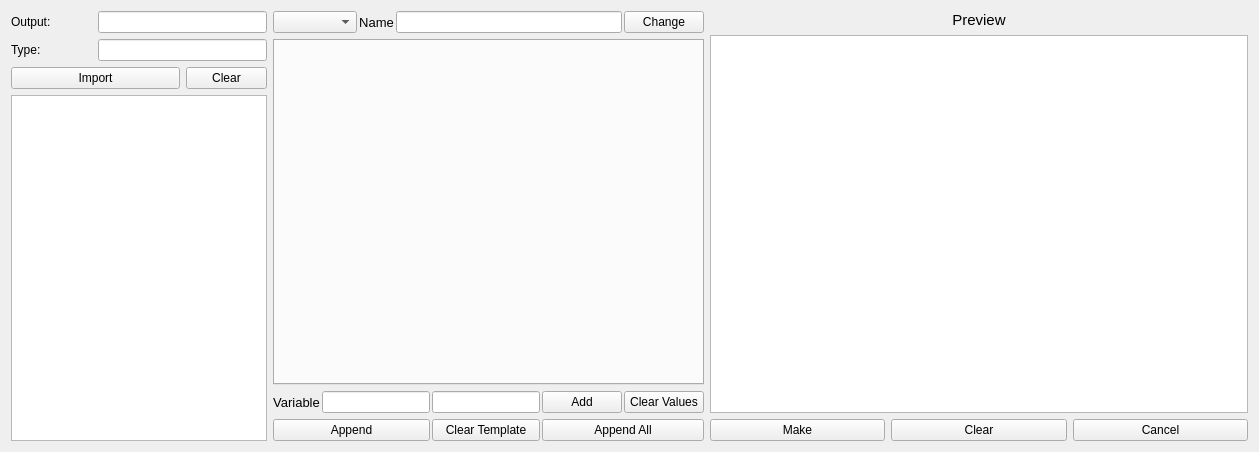
Old version of the form ui/component.ui in the repository Somhammer/ProtonTherapy.
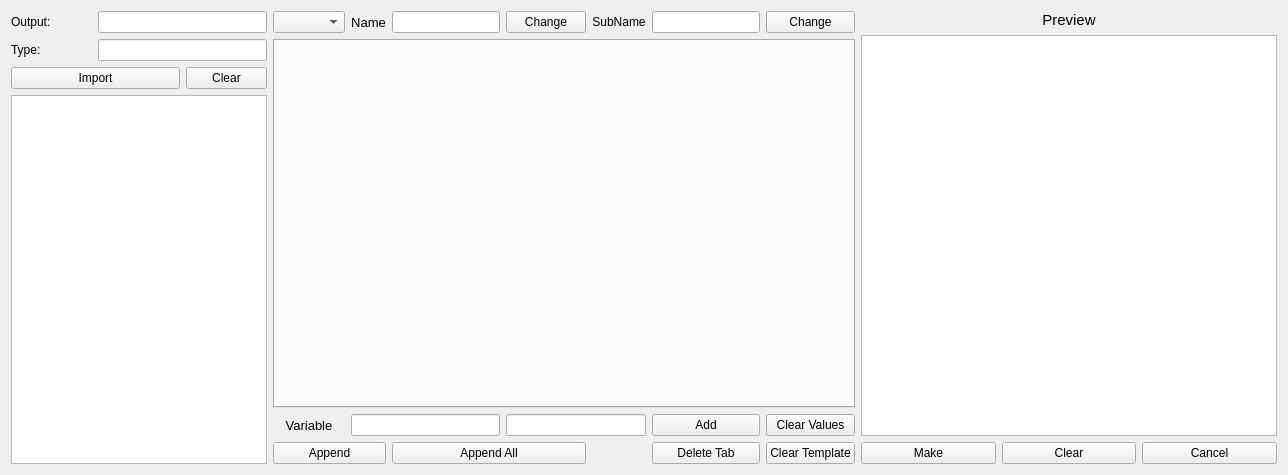
New version of the form. Icons and pictures are not drawn.

Diff of the .ui file:
```diff
--- a/ui/component.ui
+++ b/ui/component.ui
@@ -6,8 +6,8 @@
    <rect>
     <x>0</x>
     <y>0</y>
-    <width>1259</width>
-    <height>452</height>
+    <width>1288</width>
+    <height>475</height>
    </rect>
   </property>
   <property name="sizePolicy">
@@ -23,9 +23,9 @@
    <iconset>
     <normaloff>../icons/ncc.png</normaloff>../icons/ncc.png</iconset>
   </property>
-  <layout class="QGridLayout" name="gridLayout_5">
-   <item row="0" column="0">
-    <layout class="QGridLayout" name="gridLayout_4">
+  <layout class="QHBoxLayout" name="horizontalLayout">
+   <item>
+    <layout class="QGridLayout" name="gridLayout_1">
      <item row="1" column="0">
       <widget class="QLabel" name="labelOutput">
        <property name="text">
@@ -80,92 +80,129 @@
      </item>
     </layout>
    </item>
-   <item row="0" column="1">
-    <layout class="QGridLayout" name="gridLayout_3">
-     <property name="horizontalSpacing">
-      <number>2</number>
-     </property>
-     <item row="2" column="7">
-      <widget class="QPushButton" name="pushAdd">
-       <property name="focusPolicy">
-        <enum>Qt::NoFocus</enum>
-       </property>
-       <property name="text">
-        <string>Add</string>
-       </property>
-      </widget>
-     </item>
-     <item row="2" column="0">
-      <widget class="QLabel" name="labelVariable">
-       <property name="sizePolicy">
-        <sizepolicy hsizetype="Minimum" vsizetype="Preferred">
-         <horstretch>0</horstretch>
-         <verstretch>0</verstretch>
-        </sizepolicy>
-       </property>
-       <property name="font">
-        <font>
-         <pointsize>10</pointsize>
-        </font>
-       </property>
-       <property name="text">
-        <string>Variable</string>
-       </property>
-       <property name="alignment">
-        <set>Qt::AlignCenter</set>
-       </property>
-      </widget>
-     </item>
+   <item>
+    <layout class="QGridLayout" name="gridLayout_2">
      <item row="0" column="3">
-      <widget class="QLabel" name="labelName">
-       <property name="font">
-        <font>
-         <pointsize>10</pointsize>
-        </font>
-       </property>
-       <property name="text">
-        <string>Name</string>
-       </property>
-       <property name="alignment">
-        <set>Qt::AlignCenter</set>
-       </property>
-      </widget>
-     </item>
-     <item row="0" column="0" colspan="3">
-      <widget class="QComboBox" name="comboComp">
+      <widget class="QPushButton" name="pushChangeName">
        <property name="sizePolicy">
-        <sizepolicy hsizetype="Expanding" vsizetype="Fixed">
+        <sizepolicy hsizetype="Preferred" vsizetype="Fixed">
          <horstretch>0</horstretch>
          <verstretch>0</verstretch>
         </sizepolicy>
        </property>
+       <property name="text">
+        <string>Change</string>
+       </property>
       </widget>
      </item>
      <item row="2" column="6">
-      <widget class="QLineEdit" name="lineNewParaValue">
-       <property name="sizePolicy">
-        <sizepolicy hsizetype="Minimum" vsizetype="Fixed">
-         <horstretch>0</horstretch>
-         <verstretch>0</verstretch>
-        </sizepolicy>
-       </property>
-       <property name="focusPolicy">
-        <enum>Qt::StrongFocus</enum>
-       </property>
-      </widget>
-     </item>
-     <item row="2" column="1" colspan="5">
-      <widget class="QLineEdit" name="lineNewParaName"/>
-     </item>
-     <item row="2" column="8">
       <widget class="QPushButton" name="pushClearVals">
+       <property name="sizePolicy">
+        <sizepolicy hsizetype="Preferred" vsizetype="Fixed">
+         <horstretch>0</horstretch>
+         <verstretch>0</verstretch>
+        </sizepolicy>
+       </property>
        <property name="text">
         <string>Clear Values</string>
        </property>
       </widget>
      </item>
-     <item row="1" column="0" colspan="9">
+     <item row="2" column="1" colspan="2">
+      <widget class="QLineEdit" name="lineNewParaName">
+       <property name="sizePolicy">
+        <sizepolicy hsizetype="Preferred" vsizetype="Fixed">
+         <horstretch>0</horstretch>
+         <verstretch>0</verstretch>
+        </sizepolicy>
+       </property>
+      </widget>
+     </item>
+     <item row="2" column="3" colspan="2">
+      <widget class="QLineEdit" name="lineNewParaValue">
+       <property name="sizePolicy">
+        <sizepolicy hsizetype="Preferred" vsizetype="Fixed">
+         <horstretch>0</horstretch>
+         <verstretch>0</verstretch>
+        </sizepolicy>
+       </property>
+       <property name="focusPolicy">
+        <enum>Qt::StrongFocus</enum>
+       </property>
+      </widget>
+     </item>
+     <item row="2" column="5">
+      <widget class="QPushButton" name="pushAdd">
+       <property name="sizePolicy">
+        <sizepolicy hsizetype="Preferred" vsizetype="Fixed">
+         <horstretch>0</horstretch>
+         <verstretch>0</verstretch>
+        </sizepolicy>
+       </property>
+       <property name="focusPolicy">
+        <enum>Qt::NoFocus</enum>
+       </property>
+       <property name="text">
+        <string>Add</string>
+       </property>
+      </widget>
+     </item>
+     <item row="0" column="0">
+      <widget class="QComboBox" name="comboComp">
+       <property name="sizePolicy">
+        <sizepolicy hsizetype="Preferred" vsizetype="Fixed">
+         <horstretch>0</horstretch>
+         <verstretch>0</verstretch>
+        </sizepolicy>
+       </property>
+      </widget>
+     </item>
+     <item row="0" column="4">
+      <widget class="QLabel" name="labelSubname">
+       <property name="text">
+        <string>SubName</string>
+       </property>
+       <property name="alignment">
+        <set>Qt::AlignCenter</set>
+       </property>
+      </widget>
+     </item>
+     <item row="0" column="6">
+      <widget class="QPushButton" name="pushChangeSubname">
+       <property name="text">
+        <string>Change</string>
+       </property>
+      </widget>
+     </item>
+     <item row="2" column="0">
+      <widget class="QLabel" name="labelVariable">
+       <property name="sizePolicy">
+        <sizepolicy hsizetype="Preferred" vsizetype="Preferred">
+         <horstretch>0</horstretch>
+         <verstretch>0</verstretch>
+        </sizepolicy>
+       </property>
+       <property name="font">
+        <font>
+         <pointsize>10</pointsize>
+        </font>
+       </property>
+       <property name="text">
+        <string>Variable</string>
+       </property>
+       <property name="alignment">
+        <set>Qt::AlignCenter</set>
+       </property>
+      </widget>
+     </item>
+     <item row="1" column="0" colspan="7">
       <widget class="QTabWidget" name="tabComp">
+       <property name="sizePolicy">
+        <sizepolicy hsizetype="Preferred" vsizetype="Preferred">
+         <horstretch>0</horstretch>
+         <verstretch>0</verstretch>
+        </sizepolicy>
+       </property>
        <property name="mouseTracking">
         <bool>false</bool>
        </property>
@@ -177,26 +214,38 @@
        </property>
       </widget>
      </item>
-     <item row="3" column="7" colspan="2">
-      <widget class="QPushButton" name="pushAppendAll">
+     <item row="0" column="2">
+      <widget class="QLineEdit" name="lineName">
        <property name="sizePolicy">
-        <sizepolicy hsizetype="Expanding" vsizetype="Fixed">
+        <sizepolicy hsizetype="Preferred" vsizetype="Fixed">
          <horstretch>0</horstretch>
          <verstretch>0</verstretch>
         </sizepolicy>
        </property>
-       <property name="focusPolicy">
-        <enum>Qt::NoFocus</enum>
+      </widget>
+     </item>
+     <item row="0" column="1">
+      <widget class="QLabel" name="labelName">
+       <property name="font">
+        <font>
+         <pointsize>10</pointsize>
+        </font>
        </property>
        <property name="text">
-        <string>Append All</string>
+        <string>Name</string>
+       </property>
+       <property name="alignment">
+        <set>Qt::AlignCenter</set>
        </property>
       </widget>
      </item>
-     <item row="3" column="0" colspan="6">
+     <item row="0" column="5">
+      <widget class="QLineEdit" name="lineSubname"/>
+     </item>
+     <item row="3" column="0" colspan="2">
       <widget class="QPushButton" name="pushAppend">
        <property name="sizePolicy">
-        <sizepolicy hsizetype="Expanding" vsizetype="Fixed">
+        <sizepolicy hsizetype="Preferred" vsizetype="Fixed">
          <horstretch>0</horstretch>
          <verstretch>0</verstretch>
         </sizepolicy>
@@ -209,6 +258,22 @@
        </property>
       </widget>
      </item>
+     <item row="3" column="2" colspan="2">
+      <widget class="QPushButton" name="pushAppendAll">
+       <property name="sizePolicy">
+        <sizepolicy hsizetype="Expanding" vsizetype="Fixed">
+         <horstretch>0</horstretch>
+         <verstretch>0</verstretch>
+        </sizepolicy>
+       </property>
+       <property name="focusPolicy">
+        <enum>Qt::NoFocus</enum>
+       </property>
+       <property name="text">
+        <string>Append All</string>
+       </property>
+      </widget>
+     </item>
      <item row="3" column="6">
       <widget class="QPushButton" name="pushClearAll">
        <property name="text">
@@ -216,27 +281,17 @@
        </property>
       </widget>
      </item>
-     <item row="0" column="4" colspan="4">
-      <widget class="QLineEdit" name="lineName">
-       <property name="sizePolicy">
-        <sizepolicy hsizetype="Expanding" vsizetype="Fixed">
-         <horstretch>0</horstretch>
-         <verstretch>0</verstretch>
-        </sizepolicy>
-       </property>
-      </widget>
-     </item>
-     <item row="0" column="8">
-      <widget class="QPushButton" name="pushChangeName">
+     <item row="3" column="5">
+      <widget class="QPushButton" name="pushDeleteTab">
        <property name="text">
-        <string>Change</string>
+        <string>Delete Tab</string>
        </property>
       </widget>
      </item>
     </layout>
    </item>
-   <item row="0" column="2">
-    <layout class="QGridLayout" name="gridLayout_2">
+   <item>
+    <layout class="QGridLayout" name="gridLayout_3">
      <item row="2" column="0">
       <widget class="QPushButton" name="pushMake">
        <property name="sizePolicy">
@@ -285,7 +340,14 @@
       </widget>
      </item>
      <item row="1" column="0" colspan="3">
-      <widget class="QTextBrowser" name="textPreview"/>
+      <widget class="QTextBrowser" name="textPreview">
+       <property name="sizePolicy">
+        <sizepolicy hsizetype="Preferred" vsizetype="Expanding">
+         <horstretch>0</horstretch>
+         <verstretch>0</verstretch>
+        </sizepolicy>
+       </property>
+      </widget>
      </item>
      <item row="2" column="1">
       <widget class="QPushButton" name="pushClearPrev">
```
Left out of the diff: 5 changed lines with no effect on the pictures.
